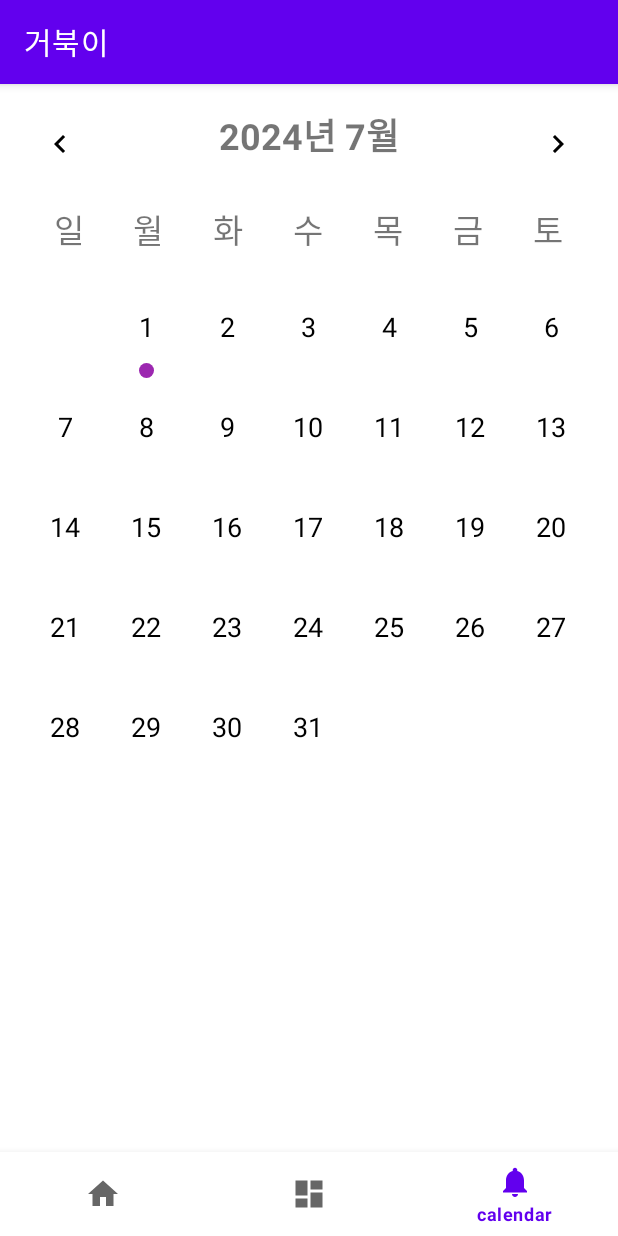
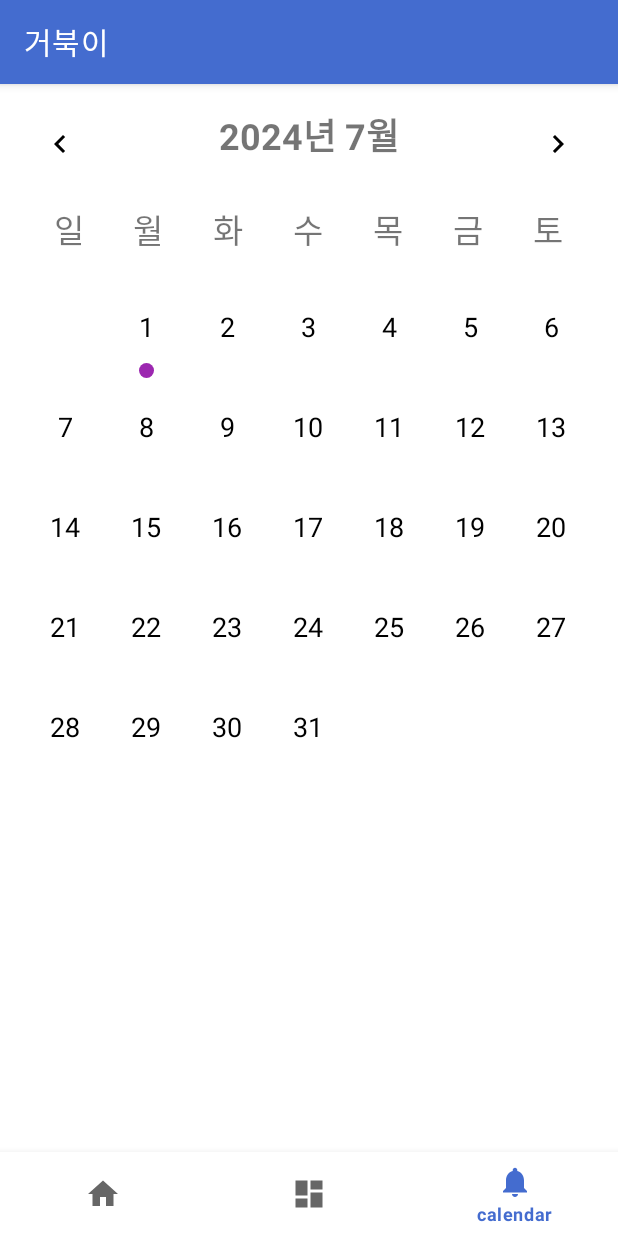
Before and after one commit to minzero31/MadCamp-1week-Android, an Android app: the screen it shows after launch (MainActivity), item 3 of the bottom bar chosen, on a phone screen of 412 x 824 dp. Run offline under Robolectric (Android 15) with nearby library versions, the phone set to English and light mode, and no system bars; our stand-ins replace navigation-ui; 4 statements that could not run were skipped.

Commit message:
"disign 어플 전체 색 수정 #4 (han_blue) 상단 바 및 하단 탭, 전체 버튼 색 변경"

```diff
--- a/app/src/main/res/menu/bottom_nav_menu.xml
+++ b/app/src/main/res/menu/bottom_nav_menu.xml
@@ -8,7 +8,7 @@
     <item
         android:id="@+id/navigation_dashboard"
         android:icon="@drawable/ic_dashboard_black_24dp"
-        android:title="@string/title_medicine" />.
+        android:title="@string/title_medicine" />
 
     <item
         android:id="@+id/navigation_notifications"
--- a/app/src/main/res/values/colors.xml
+++ b/app/src/main/res/values/colors.xml
@@ -3,6 +3,8 @@
     <color name="purple_200">#FFBB86FC</color>
     <color name="purple_500">#FF6200EE</color>
     <color name="purple_700">#FF3700B3</color>
+    <color name="han_blue">#446CCF</color>
+    <color name="sky_blue">#719AFF</color>
     <color name="teal_200">#FF03DAC5</color>
     <color name="teal_700">#FF018786</color>
     <color name="black">#FF000000</color>
--- a/app/src/main/res/values/themes.xml
+++ b/app/src/main/res/values/themes.xml
@@ -2,8 +2,8 @@
     <!-- Base application theme. -->
     <style name="Theme._3TabTest" parent="Theme.MaterialComponents.DayNight.DarkActionBar">
         <!-- Primary brand color. -->
-        <item name="colorPrimary">@color/purple_500</item>
-        <item name="colorPrimaryVariant">@color/purple_700</item>
+        <item name="colorPrimary">@color/han_blue</item>
+        <item name="colorPrimaryVariant">@color/han_blue</item>
         <item name="colorOnPrimary">@color/white</item>
         <!-- Secondary brand color. -->
         <item name="colorSecondary">@color/teal_200</item>
```
